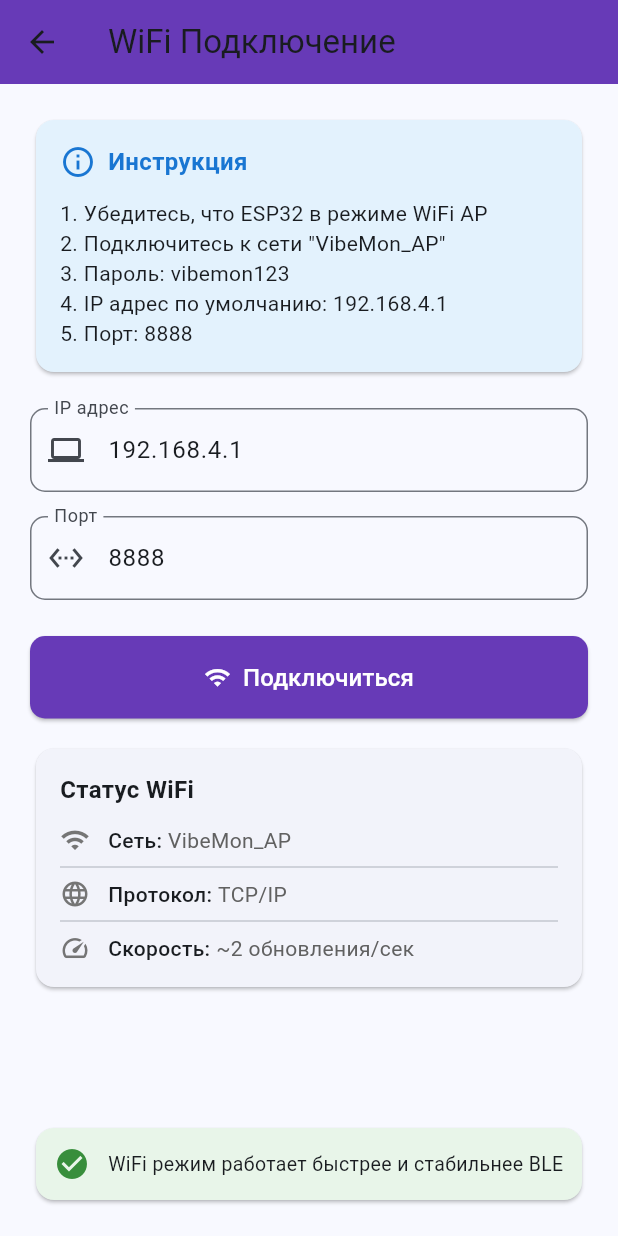
After one commit to alekseey2907/AppMonitoring, a Flutter app: the screen it shows after launch, after a tap on "Подключиться через WiFi", on a phone screen of 412 x 824 dp. The commit adds this screen. Run offline on Flutter 3.47's test engine with Material 3 defaults, Android fonts, the phone set to English and light mode, and no system bars; our stand-ins replace dio, equatable, fl_chart, flutter_bloc, flutter_blue_plus, get_it and 6 more.

Commit message:
feat: добавлена поддержка WiFi TCP/IP подключения
- ESP32: WiFi AP режим с TCP сервером на порту 8888
- ESP32: Бинарный протокол передачи данных (72 байта + JSON)
- ESP32: Поддержка команд через WiFi (калибровка, перезагрузка)
- Flutter: WiFiProvider для управления TCP подключением
- Flutter: WiFiConnectionPage для настройки подключения
- Flutter: Интеграция WiFi в существующий UI
- Flutter: Автоматическое определение типа подключения (BLE/WiFi)
- Docs: Полная документация по настройке WiFi режима
- Config: wifi_config.h с настройками AP и протокола

Преимущества WiFi:
- Выше скорость (~2 Гц vs 1 Гц BLE)
- Больше дальность (50м vs 10м)
- Стабильнее соединение
- Не требует Bluetooth разрешений

```diff
--- a/mobile/lib/main.dart
+++ b/mobile/lib/main.dart
@@ -10,7 +10,10 @@ import 'package:path_provider/path_provider.dart';
 import 'package:share_plus/share_plus.dart';
 import 'package:intl/intl.dart';
 import 'package:fl_chart/fl_chart.dart';
+import 'package:provider/provider.dart';
 import 'predictive_analytics.dart';
+import 'wifi_provider.dart';
+import 'wifi_connection_page.dart';
 
 void main() {
   runApp(const VibemonApp());
@@ -21,7 +24,11 @@ class VibemonApp extends StatelessWidget {
 
   @override
   Widget build(BuildContext context) {
-    return MaterialApp(
+    return MultiProvider(
+      providers: [
+        ChangeNotifierProvider(create: (_) => WiFiProvider()),
+      ],
+      child: MaterialApp(
         title: 'VibeMon Pro',
         debugShowCheckedModeBanner: false,
         theme: ThemeData(
@@ -29,6 +36,7 @@ class VibemonApp extends StatelessWidget {
           useMaterial3: true,
         ),
         home: const HomePage(),
+      ),
     );
   }
 }
@@ -710,9 +718,17 @@ class _HomePageState extends State<HomePage> with SingleTickerProviderStateMixin
   }
 
   Future<void> _disconnect() async {
+    // Отключение BLE
     if (connectedDevice != null) {
       await connectedDevice!.disconnect();
     }
+
+    // Отключение WiFi
+    final wifiProvider = context.read<WiFiProvider>();
+    if (wifiProvider.isConnected) {
+      await wifiProvider.disconnect();
+    }
+
     setState(() {
       isConnected = false;
       connectedDevice = null;
@@ -721,6 +737,46 @@ class _HomePageState extends State<HomePage> with SingleTickerProviderStateMixin
       spectrum = SpectrumData();
       isAdvancedFirmware = false;
     });
+  }
+
+  // Подключение через WiFi
+  Future<void> _connectViaWiFi() async {
+    final result = await Navigator.push(
+      context,
+      MaterialPageRoute(builder: (context) => const WiFiConnectionPage()),
+    );
+
+    if (result == true && mounted) {
+      // Успешно подключились
+      setState(() {
+        isConnected = true;
+        isAdvancedFirmware = true; // WiFi всегда использует расширенную прошивку
+      });
+
+      // Подписываемся на данные от WiFi
+      final wifiProvider = context.read<WiFiProvider>();
+      wifiProvider.dataStream.listen((wifiData) {
+        setState(() {
+          temperature = wifiProvider.temperature;
+          vibration = VibrationData(
+            rms: wifiData.rms,
+            rmsVelocity: wifiData.rmsVelocity,
+            peak: wifiData.peak,
+            peakToPeak: wifiData.peakToPeak,
+            crestFactor: wifiData.crestFactor,
+            dominantFreq: wifiData.dominantFreq,
+            dominantAmp: wifiData.dominantAmp,
+            status: wifiData.status,
+          );
+          spectrum = SpectrumData(bands: wifiProvider.spectrum);
+          lastUpdate = DateTime.now();
+          _addToHistory();
+          _updateAnalytics();
+        });
+      });
+
+      _showSnackBar('✓ WiFi подключение установлено');
+    }
   }
 
   void _showSnackBar(String message) {
@@ -848,9 +904,24 @@ class _HomePageState extends State<HomePage> with SingleTickerProviderStateMixin
           child: ElevatedButton.icon(
             onPressed: isScanning ? _stopScan : _startScan,
             icon: Icon(isScanning ? Icons.stop : Icons.search),
-            label: Text(isScanning ? 'Остановить' : 'Найти ESP32'),
+            label: Text(isScanning ? 'Остановить' : 'Найти ESP32 (BLE)'),
             style: ElevatedButton.styleFrom(
               minimumSize: const Size(double.infinity, 48),
+            ),
+          ),
+        ),
+
+        // Кнопка WiFi подключения
+        Padding(
+          padding: const EdgeInsets.symmetric(horizontal: 16, vertical: 4),
+          child: ElevatedButton.icon(
+            onPressed: () => _connectViaWiFi(),
+            icon: const Icon(Icons.wifi),
+            label: const Text('Подключиться через WiFi'),
+            style: ElevatedButton.styleFrom(
+              minimumSize: const Size(double.infinity, 48),
+              backgroundColor: Colors.deepPurple,
+              foregroundColor: Colors.white,
             ),
           ),
         ),
@@ -2095,9 +2166,11 @@ class _HomePageState extends State<HomePage> with SingleTickerProviderStateMixin
                     ],
                   ),
                   const Divider(),
-                  _buildInfoRow('Устройство', connectedDevice?.platformName ?? 'Н/Д'),
+                  _buildInfoRow('Устройство', connectedDevice?.platformName ??
+                      (context.watch<WiFiProvider>().isConnected ? 'VibeMon (WiFi)' : 'Н/Д')),
                   _buildInfoRow('Прошивка', isAdvancedFirmware ? 'Расширенная (FFT)' : 'Базовая'),
-                  _buildInfoRow('Подключение', isConnected ? 'Активно' : 'Отключено'),
+                  _buildInfoRow('Подключение', isConnected ?
+                      (connectedDevice != null ? 'BLE Активно' : 'WiFi Активно') : 'Отключено'),
                   if (_deviceInfo.isNotEmpty) ...[
                     const SizedBox(height: 8),
                     Container(
@@ -2335,14 +2408,25 @@ class _HomePageState extends State<HomePage> with SingleTickerProviderStateMixin
 
   // ========== КОМАНДЫ УСТРОЙСТВУ ==========
   Future<void> _sendCommand(int command) async {
-    if (commandCharacteristic == null) {
-      _showSnackBar('Командная характеристика недоступна');
-      return;
-    }
+    // Проверяем тип подключения
+    final wifiProvider = context.read<WiFiProvider>();
+
+    if (wifiProvider.isConnected) {
+      // Отправка через WiFi
+      try {
+        await wifiProvider.sendCommand(command);
+      } catch (e) {
+        _showSnackBar('Ошибка отправки команды (WiFi): $e');
+      }
+    } else if (commandCharacteristic != null) {
+      // Отправка через BLE
       try {
         await commandCharacteristic!.write([command], withoutResponse: false);
       } catch (e) {
-      _showSnackBar('Ошибка отправки команды: $e');
+        _showSnackBar('Ошибка отправки команды (BLE): $e');
+      }
+    } else {
+      _showSnackBar('Нет активного подключения');
     }
   }
 
--- /dev/null
+++ b/mobile/lib/wifi_connection_page.dart
@@ -0,0 +1,248 @@
+import 'package:flutter/material.dart';
+import 'package:provider/provider.dart';
+import 'wifi_provider.dart';
+
+/// Экран подключения к VibeMon через WiFi
+class WiFiConnectionPage extends StatefulWidget {
+  const WiFiConnectionPage({Key? key}) : super(key: key);
+
+  @override
+  State<WiFiConnectionPage> createState() => _WiFiConnectionPageState();
+}
+
+class _WiFiConnectionPageState extends State<WiFiConnectionPage> {
+  final TextEditingController _hostController = TextEditingController(
+    text: WiFiProvider.defaultHost,
+  );
+  final TextEditingController _portController = TextEditingController(
+    text: WiFiProvider.defaultPort.toString(),
+  );
+
+  bool _isConnecting = false;
+
+  @override
+  void dispose() {
+    _hostController.dispose();
+    _portController.dispose();
+    super.dispose();
+  }
+
+  Future<void> _connect() async {
+    setState(() => _isConnecting = true);
+
+    final wifiProvider = context.read<WiFiProvider>();
+    final host = _hostController.text.trim();
+    final port = int.tryParse(_portController.text) ?? WiFiProvider.defaultPort;
+
+    final success = await wifiProvider.connect(host: host, port: port);
+
+    setState(() => _isConnecting = false);
+
+    if (success && mounted) {
+      Navigator.of(context).pop(true);
+    } else if (mounted) {
+      ScaffoldMessenger.of(context).showSnackBar(
+        SnackBar(
+          content: Text('Ошибка подключения: ${wifiProvider.lastError}'),
+          backgroundColor: Colors.red,
+        ),
+      );
+    }
+  }
+
+  @override
+  Widget build(BuildContext context) {
+    return Scaffold(
+      appBar: AppBar(
+        title: const Text('WiFi Подключение'),
+        backgroundColor: Colors.deepPurple,
+      ),
+      body: Padding(
+        padding: const EdgeInsets.all(20.0),
+        child: Column(
+          crossAxisAlignment: CrossAxisAlignment.stretch,
+          children: [
+            // Инструкция
+            Card(
+              color: Colors.blue.shade50,
+              child: Padding(
+                padding: const EdgeInsets.all(16.0),
+                child: Column(
+                  crossAxisAlignment: CrossAxisAlignment.start,
+                  children: [
+                    Row(
+                      children: [
+                        Icon(Icons.info_outline, color: Colors.blue.shade700),
+                        const SizedBox(width: 8),
+                        Text(
+                          'Инструкция',
+                          style: TextStyle(
+                            fontSize: 16,
+                            fontWeight: FontWeight.bold,
+                            color: Colors.blue.shade700,
+                          ),
+                        ),
+                      ],
+                    ),
+                    const SizedBox(height: 12),
+                    const Text(
+                      '1. Убедитесь, что ESP32 в режиме WiFi AP\n'
+                      '2. Подключитесь к сети "VibeMon_AP"\n'
+                      '3. Пароль: vibemon123\n'
+                      '4. IP адрес по умолчанию: 192.168.4.1\n'
+                      '5. Порт: 8888',
+                      style: TextStyle(fontSize: 14),
+                    ),
+                  ],
+                ),
+              ),
+            ),
+
+            const SizedBox(height: 20),
+
+            // IP адрес
+            TextField(
+              controller: _hostController,
+              decoration: InputDecoration(
+                labelText: 'IP адрес',
+                hintText: '192.168.4.1',
+                prefixIcon: const Icon(Icons.computer),
+                border: OutlineInputBorder(
+                  borderRadius: BorderRadius.circular(10),
+                ),
+              ),
+              keyboardType: TextInputType.number,
+            ),
+
+            const SizedBox(height: 16),
+
+            // Порт
+            TextField(
+              controller: _portController,
+              decoration: InputDecoration(
+                labelText: 'Порт',
+                hintText: '8888',
+                prefixIcon: const Icon(Icons.settings_ethernet),
+                border: OutlineInputBorder(
+                  borderRadius: BorderRadius.circular(10),
+                ),
+              ),
+              keyboardType: TextInputType.number,
+            ),
+
+            const SizedBox(height: 24),
+
+            // Кнопка подключения
+            ElevatedButton.icon(
+              onPressed: _isConnecting ? null : _connect,
+              icon: _isConnecting
+                  ? const SizedBox(
+                      width: 20,
+                      height: 20,
+                      child: CircularProgressIndicator(
+                        strokeWidth: 2,
+                        valueColor: AlwaysStoppedAnimation<Color>(Colors.white),
+                      ),
+                    )
+                  : const Icon(Icons.wifi),
+              label: Text(
+                _isConnecting ? 'Подключение...' : 'Подключиться',
+                style: const TextStyle(fontSize: 16),
+              ),
+              style: ElevatedButton.styleFrom(
+                backgroundColor: Colors.deepPurple,
+                foregroundColor: Colors.white,
+                padding: const EdgeInsets.symmetric(vertical: 16),
+                shape: RoundedRectangleBorder(
+                  borderRadius: BorderRadius.circular(10),
+                ),
+              ),
+            ),
+
+            const SizedBox(height: 16),
+
+            // Статус WiFi сети
+            Card(
+              child: Padding(
+                padding: const EdgeInsets.all(16.0),
+                child: Column(
+                  crossAxisAlignment: CrossAxisAlignment.start,
+                  children: [
+                    const Text(
+                      'Статус WiFi',
+                      style: TextStyle(
+                        fontSize: 16,
+                        fontWeight: FontWeight.bold,
+                      ),
+                    ),
+                    const SizedBox(height: 12),
+                    _buildStatusRow(
+                      'Сеть',
+                      'VibeMon_AP',
+                      Icons.wifi,
+                    ),
+                    const Divider(),
+                    _buildStatusRow(
+                      'Протокол',
+                      'TCP/IP',
+                      Icons.language,
+                    ),
+                    const Divider(),
+                    _buildStatusRow(
+                      'Скорость',
+                      '~2 обновления/сек',
+                      Icons.speed,
+                    ),
+                  ],
+                ),
+              ),
+            ),
+
+            const Spacer(),
+
+            // Преимущества WiFi
+            Card(
+              color: Colors.green.shade50,
+              child: Padding(
+                padding: const EdgeInsets.all(12.0),
+                child: Row(
+                  children: [
+                    Icon(Icons.check_circle, color: Colors.green.shade700),
+                    const SizedBox(width: 12),
+                    const Expanded(
+                      child: Text(
+                        'WiFi режим работает быстрее и стабильнее BLE',
+                        style: TextStyle(fontSize: 13),
+                      ),
+                    ),
+                  ],
+                ),
+              ),
+            ),
+          ],
+        ),
+      ),
+    );
+  }
+
+  Widget _buildStatusRow(String label, String value, IconData icon) {
+    return Row(
+      children: [
+        Icon(icon, size: 20, color: Colors.grey.shade600),
+        const SizedBox(width: 12),
+        Text(
+          '$label: ',
+          style: const TextStyle(
+            fontWeight: FontWeight.w500,
+          ),
+        ),
+        Text(
+          value,
+          style: TextStyle(
+            color: Colors.grey.shade700,
+          ),
+        ),
+      ],
+    );
+  }
+}
--- /dev/null
+++ b/mobile/lib/wifi_provider.dart
@@ -0,0 +1,254 @@
+import 'dart:io';
+import 'dart:async';
+import 'dart:typed_data';
+import 'package:flutter/foundation.dart';
+
+/// WiFi TCP/IP провайдер для подключения к VibeMon через WiFi
+class WiFiProvider extends ChangeNotifier {
+  Socket? _socket;
+  bool _isConnected = false;
+  String _lastError = '';
+
+  // Параметры подключения
+  static const String defaultHost = '192.168.4.1';
+  static const int defaultPort = 8888;
+  static const Duration connectionTimeout = Duration(seconds: 10);
+
+  // Данные от устройства
+  double _temperature = 0.0;
+  VibrationDataFull? _vibrationData;
+  List<double> _spectrum = List.filled(8, 0.0);
+  String _statusJson = '';
+
+  // Геттеры
+  bool get isConnected => _isConnected;
+  String get lastError => _lastError;
+  double get temperature => _temperature;
+  VibrationDataFull? get vibrationData => _vibrationData;
+  List<double> get spectrum => _spectrum;
+  String get statusJson => _statusJson;
+
+  // Стрим для данных
+  final StreamController<VibrationDataFull> _dataStreamController =
+      StreamController<VibrationDataFull>.broadcast();
+  Stream<VibrationDataFull> get dataStream => _dataStreamController.stream;
+
+  /// Подключение к устройству
+  Future<bool> connect({String? host, int? port}) async {
+    try {
+      final connectHost = host ?? defaultHost;
+      final connectPort = port ?? defaultPort;
+
+      _lastError = '';
+      notifyListeners();
+
+      print('🔌 Подключение к $connectHost:$connectPort...');
+
+      _socket = await Socket.connect(
+        connectHost,
+        connectPort,
+        timeout: connectionTimeout,
+      );
+
+      _isConnected = true;
+      print('✓ WiFi подключение установлено');
+
+      // Слушаем данные
+      _socket!.listen(
+        _handleData,
+        onError: (error) {
+          print('❌ Ошибка WiFi: $error');
+          _lastError = error.toString();
+          disconnect();
+        },
+        onDone: () {
+          print('✗ WiFi соединение закрыто');
+          disconnect();
+        },
+        cancelOnError: false,
+      );
+
+      notifyListeners();
+      return true;
+
+    } catch (e) {
+      print('❌ Ошибка подключения WiFi: $e');
+      _lastError = e.toString();
+      _isConnected = false;
+      notifyListeners();
+      return false;
+    }
+  }
+
+  /// Отключение от устройства
+  Future<void> disconnect() async {
+    try {
+      await _socket?.close();
+    } catch (e) {
+      print('Ошибка при закрытии сокета: $e');
+    }
+
+    _socket = null;
+    _isConnected = false;
+    _lastError = '';
+    notifyListeners();
+  }
+
+  /// Обработка входящих данных
+  void _handleData(Uint8List data) {
+    try {
+      // Ищем заголовок пакета "VIBE" (0x56 0x49 0x42 0x45)
+      int headerIndex = -1;
+      for (int i = 0; i < data.length - 3; i++) {
+        if (data[i] == 0x56 && data[i+1] == 0x49 &&
+            data[i+2] == 0x42 && data[i+3] == 0x45) {
+          headerIndex = i;
+          break;
+        }
+      }
+
+      if (headerIndex == -1) {
+        // Может быть JSON строка
+        String jsonStr = String.fromCharCodes(data);
+        if (jsonStr.contains('{') && jsonStr.contains('}')) {
+          _statusJson = jsonStr.trim();
+          notifyListeners();
+        }
+        return;
+      }
+
+      // Парсим бинарные данные
+      final bytes = ByteData.sublistView(data, headerIndex + 4);
+
+      if (bytes.lengthInBytes < 68) {
+        print('⚠ Недостаточно данных: ${bytes.lengthInBytes} байт');
+        return;
+      }
+
+      int offset = 0;
+
+      // Температура (4 байта)
+      _temperature = bytes.getFloat32(offset, Endian.little);
+      offset += 4;
+
+      // VibrationData (32 байта)
+      final rms = bytes.getFloat32(offset, Endian.little);
+      offset += 4;
+      final rmsVelocity = bytes.getFloat32(offset, Endian.little);
+      offset += 4;
+      final peak = bytes.getFloat32(offset, Endian.little);
+      offset += 4;
+      final peakToPeak = bytes.getFloat32(offset, Endian.little);
+      offset += 4;
+      final crestFactor = bytes.getFloat32(offset, Endian.little);
+      offset += 4;
+      final dominantFreq = bytes.getFloat32(offset, Endian.little);
+      offset += 4;
+      final dominantAmp = bytes.getFloat32(offset, Endian.little);
+      offset += 4;
+      final status = bytes.getUint8(offset);
+      offset += 1;
+
+      // Выравнивание (3 байта padding для структуры)
+      offset += 3;
+
+      _vibrationData = VibrationDataFull(
+        rms: rms,
+        rmsVelocity: rmsVelocity,
+        peak: peak,
+        peakToPeak: peakToPeak,
+        crestFactor: crestFactor,
+        dominantFreq: dominantFreq,
+        dominantAmp: dominantAmp,
+        status: status,
+      );
+
+      // Спектр (32 байта = 8 float)
+      if (bytes.lengthInBytes >= offset + 32) {
+        for (int i = 0; i < 8; i++) {
+          _spectrum[i] = bytes.getFloat32(offset, Endian.little);
+          offset += 4;
+        }
+      }
+
+      // Отправляем в стрим
+      if (_vibrationData != null) {
+        _dataStreamController.add(_vibrationData!);
+      }
+
+      notifyListeners();
+
+    } catch (e) {
+      print('❌ Ошибка парсинга данных: $e');
+    }
+  }
+
+  /// Отправка команды устройству
+  Future<bool> sendCommand(int command) async {
+    if (!_isConnected || _socket == null) {
+      print('❌ Нет подключения для отправки команды');
+      return false;
+    }
+
+    try {
+      _socket!.add([command]);
+      await _socket!.flush();
+      print('✓ Команда 0x${command.toRadixString(16)} отправлена');
+      return true;
+    } catch (e) {
+      print('❌ Ошибка отправки команды: $e');
+      _lastError = e.toString();
+      notifyListeners();
+      return false;
+    }
+  }
+
+  /// Перекалибровка датчика
+  Future<bool> recalibrateDevice() => sendCommand(0x01);
+
+  /// Сброс настроек
+  Future<bool> resetSettings() => sendCommand(0x02);
+
+  /// Перезагрузка устройства
+  Future<bool> restartDevice() => sendCommand(0x03);
+
+  @override
+  void dispose() {
+    disconnect();
+    _dataStreamController.close();
+    super.dispose();
+  }
+}
+
+/// Полные данные вибрации
+class VibrationDataFull {
+  final double rms;
+  final double rmsVelocity;
+  final double peak;
+  final double peakToPeak;
+  final double crestFactor;
+  final double dominantFreq;
+  final double dominantAmp;
+  final int status;
+
+  VibrationDataFull({
+    required this.rms,
+    required this.rmsVelocity,
+    required this.peak,
+    required this.peakToPeak,
+    required this.crestFactor,
+    required this.dominantFreq,
+    required this.dominantAmp,
+    required this.status,
+  });
+
+  String get statusText {
+    switch (status) {
+      case 0: return 'Good';
+      case 1: return 'Acceptable';
+      case 2: return 'Alarm';
+      case 3: return 'Danger';
+      default: return 'Unknown';
+    }
+  }
+}
--- a/mobile/pubspec.yaml
+++ b/mobile/pubspec.yaml
@@ -18,6 +18,7 @@ dependencies:
   share_plus: ^7.2.1
   intl: ^0.18.1
   fl_chart: ^0.66.0
+  provider: ^6.1.1
 
 dev_dependencies:
   flutter_test:
```
Also changed, not shown: 3 other files. Lines whose indentation alone changed are shown as unchanged.
